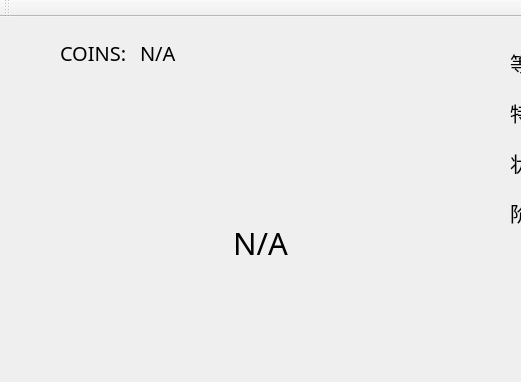
The window that mainwindow.ui (SaltyLeung/SaltyPet) describes before a commit, drawn with Qt 5; both pictures show x 0 to 521 and y 0 to 382 of the 894 by 600 pixel window.
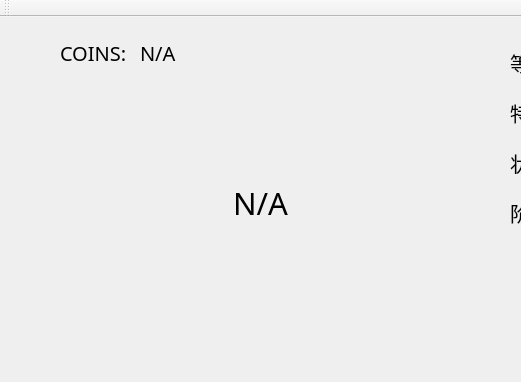
The same window after the commit. Icons and pictures are not drawn.

```diff
--- a/mainwindow.ui
+++ b/mainwindow.ui
@@ -171,7 +171,7 @@
     <property name="geometry">
      <rect>
       <x>80</x>
-      <y>200</y>
+      <y>160</y>
       <width>361</width>
       <height>51</height>
      </rect>
```
